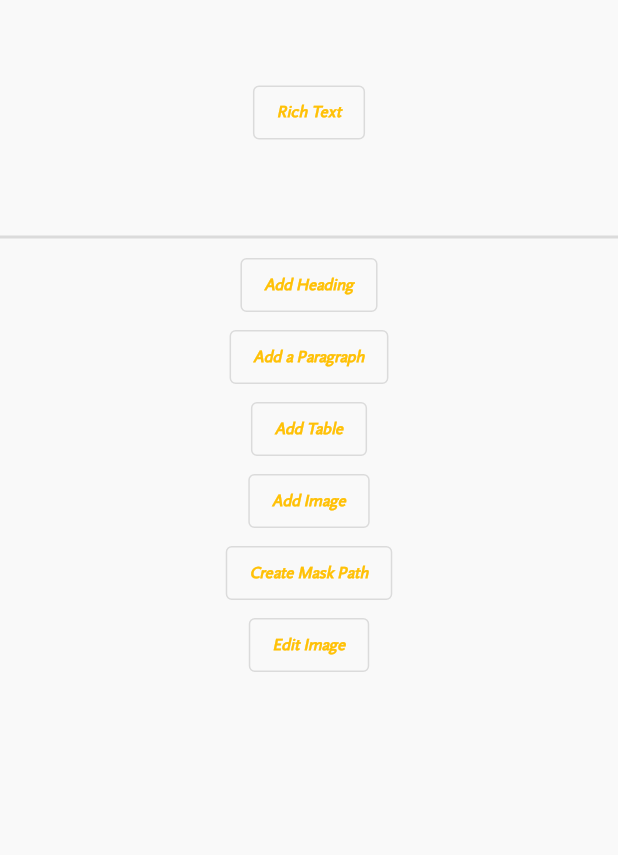
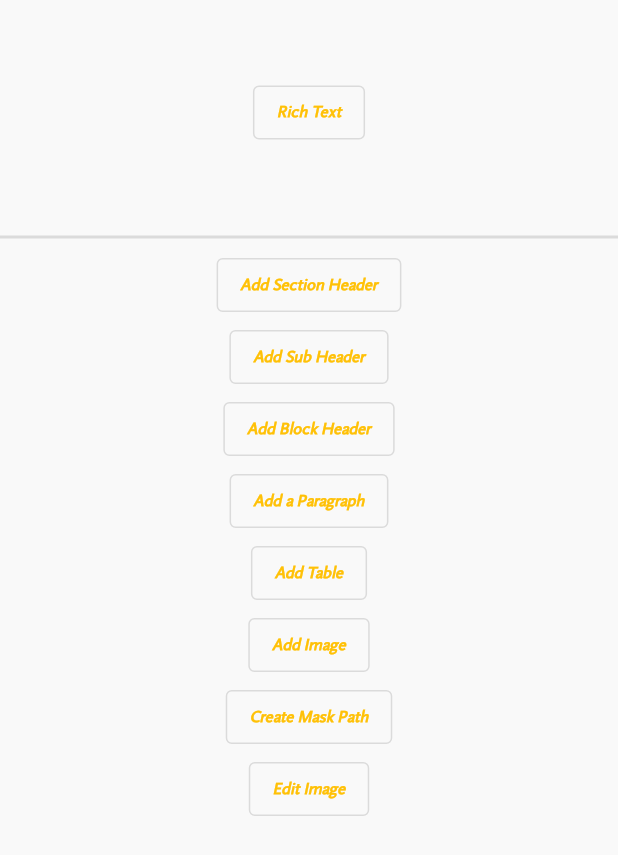
Before and after one commit to trevclaridge/DnD_Homebrew_Editor, a Flutter app: the EditorColumn widget shown alone on an empty page, opened directly, after a tap on "Add a Paragraph", on a phone screen of 412 x 824 dp. Shown: the top 855 px of the screen. Run offline on Flutter 3.47's test engine with Material 2 defaults, Android fonts, the light colour scheme and no system bars.

Commit message:
two columns; adding new sub and block headings

```diff
--- a/lib/model/data.dart
+++ b/lib/model/data.dart
@@ -49,10 +49,8 @@ class Data with ChangeNotifier {
             'Longer Paragraph:  The internal stability and general happiness of a kingdom\'s citizens. Unlike the other Kingdom Resources, a kingdom often won\'t directly affect the points of their Law resource. Instead, Law is reactive to how the citizens perceive critical events around the kingdoms. If an event is likely to cause distress to the average civilian, the Law resource would be depleted; likewise, periods of peace and prosperity are likely to encourage social cohesion, increasing the Law resource. The number of the Law resource directly affects the number of Minor Actions a kingdom has access to per turn. Kingdoms can look to the Law Modifier chart to see how their Law resource number affects their number of Minor Actions every turn.'),
   ];
 
-  void addBlock() {
-    dataInOrder.add(PageBlock(
-        blockStyle: CustomTheme.defaultTheme.textTheme.displayLarge!,
-        content: ''));
+  void addBlock(TextStyle blockStyle) {
+    dataInOrder.add(PageBlock(blockStyle: blockStyle, content: ''));
     notifyListeners();
   }
 }
--- a/lib/view/screens.dart/page_editor.dart
+++ b/lib/view/screens.dart/page_editor.dart
@@ -19,7 +19,7 @@ class _PageEditorState extends State<PageEditor> {
         mainAxisSize: MainAxisSize.max,
         children: [
           Page(),
-          VerticalDivider(thickness: 2.0),
+          const VerticalDivider(thickness: 2.0),
           EditorColumn(),
         ],
       ),
--- a/lib/view/widgets/editor_column.dart
+++ b/lib/view/widgets/editor_column.dart
@@ -1,5 +1,6 @@
 part of view;
 
+// ignore: must_be_immutable
 class EditorColumn extends StatelessWidget with ChangeNotifier {
   EditorColumn({
     Key? key,
@@ -21,12 +22,23 @@ class EditorColumn extends StatelessWidget with ChangeNotifier {
           ),
           const Divider(thickness: 2.0),
           OutlinedButton(
-            onPressed: () =>
-                Provider.of<Data>(context, listen: false).addBlock(),
-            child: const Text('Add Heading'),
+            onPressed: () => Provider.of<Data>(context, listen: false)
+                .addBlock(CustomTheme.defaultTheme.textTheme.displayLarge!),
+            child: const Text('Add Section Header'),
           ),
           OutlinedButton(
-            onPressed: () {},
+            onPressed: () => Provider.of<Data>(context, listen: false)
+                .addBlock(CustomTheme.defaultTheme.textTheme.displayMedium!),
+            child: const Text('Add Sub Header'),
+          ),
+          OutlinedButton(
+            onPressed: () => Provider.of<Data>(context, listen: false)
+                .addBlock(CustomTheme.defaultTheme.textTheme.displaySmall!),
+            child: const Text('Add Block Header'),
+          ),
+          OutlinedButton(
+            onPressed: () => Provider.of<Data>(context, listen: false)
+                .addBlock(CustomTheme.defaultTheme.textTheme.bodySmall!),
             child: const Text('Add a Paragraph'),
           ),
           OutlinedButton(
--- a/lib/view/widgets/page_block.dart
+++ b/lib/view/widgets/page_block.dart
@@ -1,17 +1,37 @@
 part of view;
 
 class PageBlock extends StatelessWidget {
-  const PageBlock({
+  PageBlock({
     required this.blockStyle,
     required this.content,
+    this.isSubHeader = false,
     Key? key,
   }) : super(key: key);
 
   final TextStyle blockStyle;
   final String content;
+  bool? isSubHeader;
 
   @override
   Widget build(BuildContext context) {
+    if (blockStyle == CustomTheme.defaultTheme.textTheme.displayMedium) {
+      return Column(
+        crossAxisAlignment: CrossAxisAlignment.start,
+        children: [
+          TextField(
+            style: blockStyle,
+            decoration: const InputDecoration(
+                border: InputBorder.none,
+                contentPadding: EdgeInsets.symmetric(vertical: 2.0),
+                isCollapsed: true),
+            maxLines: null,
+            controller: TextEditingController(text: content),
+            autofocus: true,
+          ),
+          Container(color: Palette.horizontalRules, width: 230.0, height: 1.5),
+        ],
+      );
+    } else {
       return TextField(
         style: blockStyle,
         decoration: const InputDecoration(
@@ -24,3 +44,4 @@ class PageBlock extends StatelessWidget {
       );
     }
   }
+}
```
Also changed, not shown: lib/view/widgets/page.dart (+20 -1 lines), docs/PHB fonts used.jpg (added), docs/PHB-pallete.png (added). Lines whose indentation alone changed are shown as unchanged.
